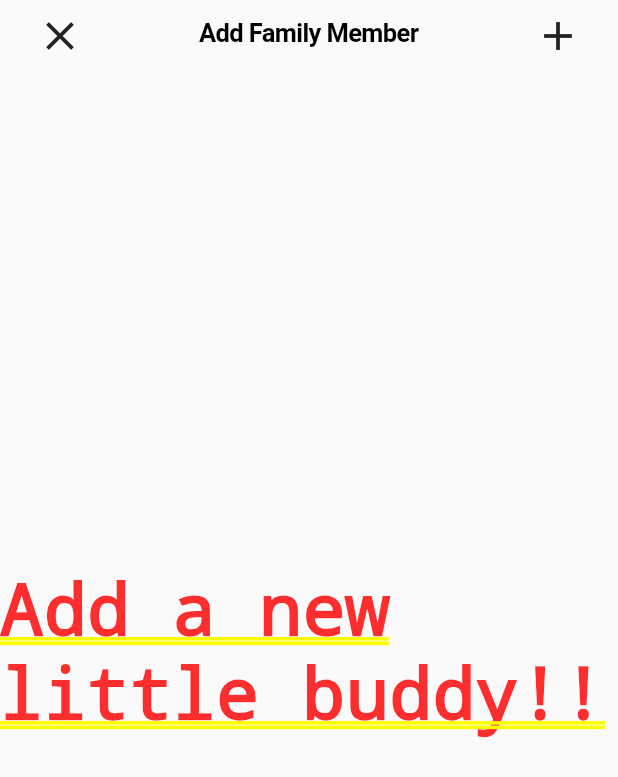
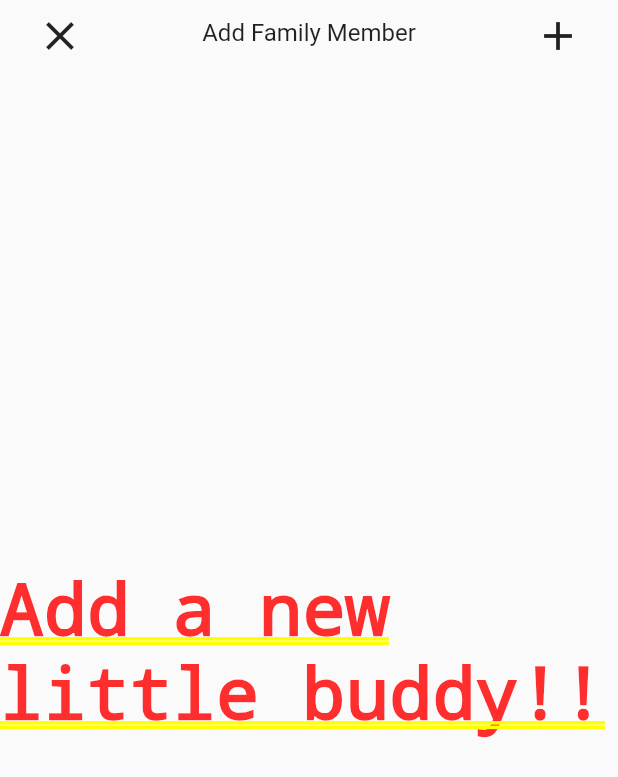
Before and after one commit to steele232/Flutter_SiblingAgeTracker, a Flutter app: the AddEntryDialog screen opened directly, on a phone screen of 412 x 824 dp. Shown: the top 777 px of the screen. Run offline on Flutter 3.47's test engine with Material 2 defaults, Android fonts, the phone set to English and light mode, and no system bars; our stand-ins replace firebase_messaging, fluro; accounts and stored records are empty.

Commit message:
Cleaned up the text on the full screen dialog.

```diff
--- a/lib/addNewFM.dart
+++ b/lib/addNewFM.dart
@@ -31,7 +31,9 @@ class AddEntryDialogState extends State<AddEntryDialog> {
                 })
               ),
           ),
-          middle: new Text('Add Family Member'),
+          middle: new Text('Add Family Member',
+            style: Theme.of(context).textTheme.subhead,
+          ),
           trailing: new Material(
             child: new IconButton(
               icon: new Icon(Icons.add),
```
